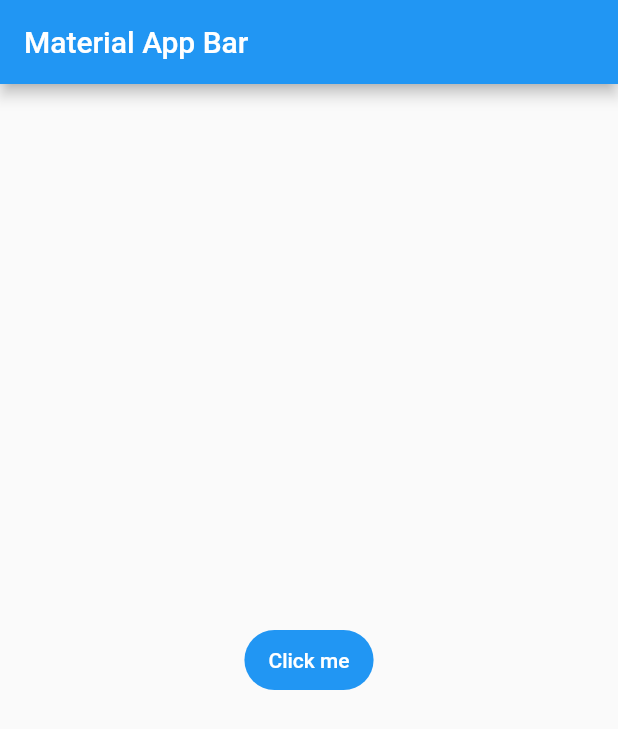
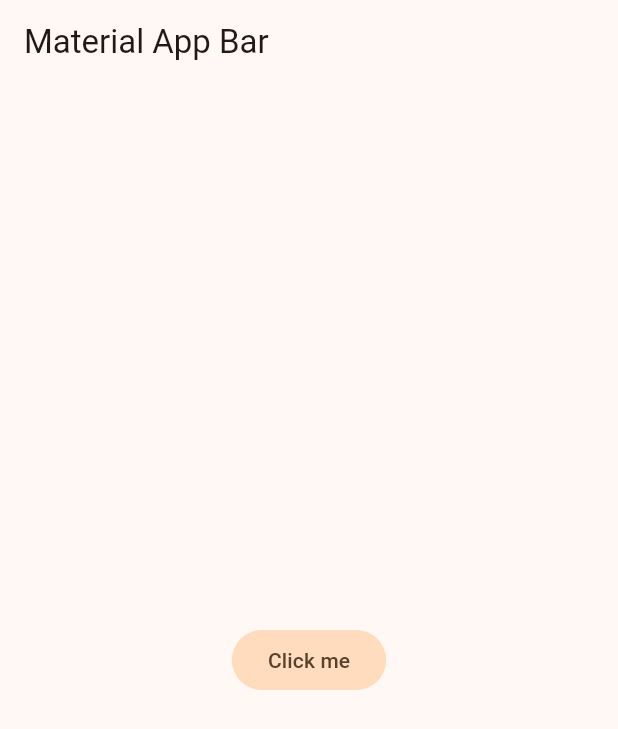
Before and after one commit to francoinostrozah/yes-no-app, a Flutter app: the screen it shows after launch, on a phone screen of 412 x 824 dp. Shown: the top 729 px of the screen. Run offline on Flutter 3.47's test engine with Material 2 defaults, Android fonts, the phone set to English and light mode, and no system bars.

Commit message:
:sparkles: (global-style) added global style

```diff
--- /dev/null
+++ b/lib/config/theme/app.theme.dart
@@ -0,0 +1,26 @@
+import 'package:flutter/material.dart';
+
+const Color _customColor = Color(0xFF49149F);
+const List<Color> _colorThemes = [
+  _customColor,
+  Colors.blue,
+  Colors.teal,
+  Colors.green,
+  Colors.yellow,
+  Colors.orange,
+  Colors.pink,
+];
+
+class AppTheme {
+  final int selectedColor;
+
+  AppTheme({
+    this.selectedColor = 0,
+  }) : assert(selectedColor >= 0 && selectedColor <= _colorThemes.length - 1,
+            'Colors must be between 0 and ${_colorThemes.length}');
+
+  ThemeData theme() {
+    return ThemeData(
+        useMaterial3: true, colorSchemeSeed: _colorThemes[selectedColor]);
+  }
+}
--- a/lib/main.dart
+++ b/lib/main.dart
@@ -1,4 +1,5 @@
 import 'package:flutter/material.dart';
+import 'package:yes_no_app/config/theme/app.theme.dart';
 
 void main() => runApp(const MyApp());
 
@@ -10,6 +11,7 @@ class MyApp extends StatelessWidget {
     return MaterialApp(
       title: 'Yes no App',
       debugShowCheckedModeBanner: false,
+      theme: AppTheme(selectedColor: 5).theme(),
       home: Scaffold(
         appBar: AppBar(
           title: const Text('Material App Bar'),
```
